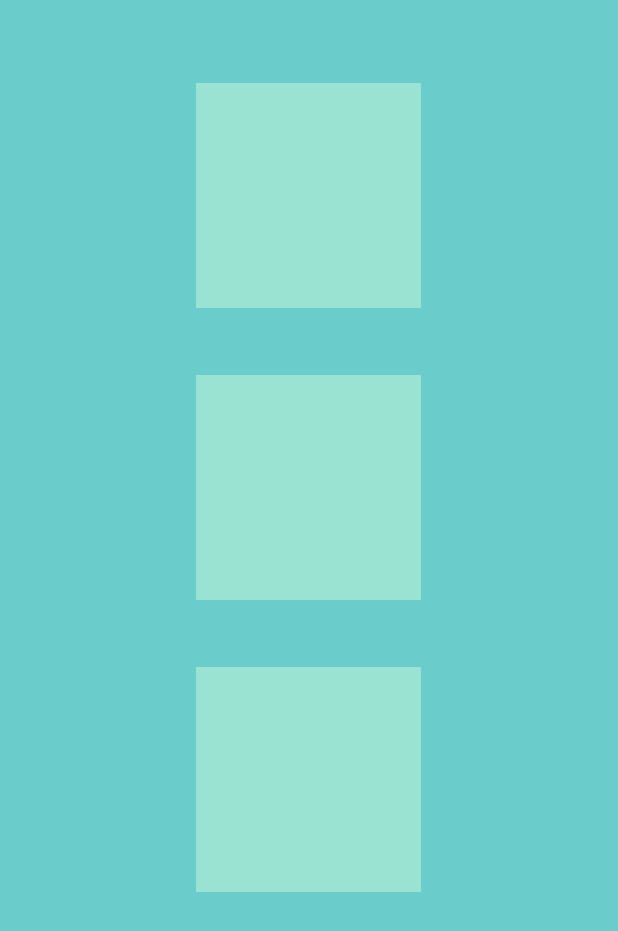
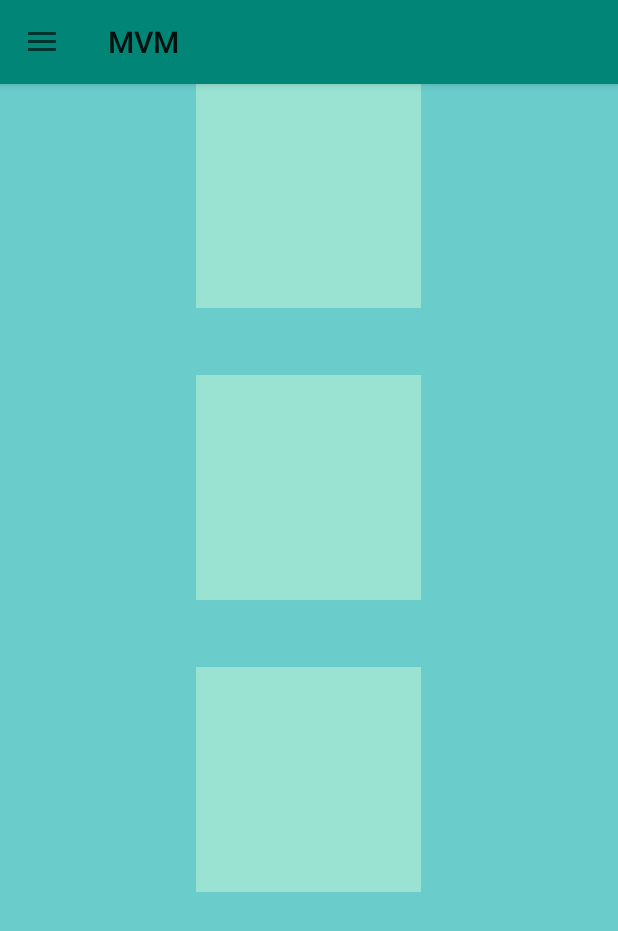
Before and after one commit to Vekisa/MVM-Android, an Android app: the Forum screen opened directly, with no data from a screen before it, on a phone screen of 412 x 824 dp. Shown: the top 931 px of the screen. Run offline under Robolectric (Android 15) with nearby library versions, the light colour scheme and no system bars; our stand-ins replace navigation-ui; 2 statements that could not run were skipped.

Commit message:
Navigation forum

```diff
--- a/app/src/main/java/com/example/mvm/Forum.java
+++ b/app/src/main/java/com/example/mvm/Forum.java
@@ -2,14 +2,18 @@ package com.example.mvm;
 
 import androidx.appcompat.app.AppCompatActivity;
 
+import android.annotation.SuppressLint;
 import android.app.LauncherActivity;
+import android.content.Context;
 import android.os.Bundle;
+import android.view.LayoutInflater;
+import android.view.View;
 import android.widget.GridView;
 
 import java.util.ArrayList;
 import java.util.Date;
 
-public class Forum extends AppCompatActivity {
+public class Forum extends NavigationActivity {
 
     GridView gridview;
     ArrayList<Discussion> discussions = new ArrayList();
@@ -17,7 +21,15 @@ public class Forum extends AppCompatActivity {
     @Override
     protected void onCreate(Bundle savedInstanceState) {
         super.onCreate(savedInstanceState);
-        setContentView(R.layout.activity_forum);
+
+        LayoutInflater inflater = (LayoutInflater) this.getSystemService(Context.LAYOUT_INFLATER_SERVICE);
+        //inflate your activity layout here!
+        @SuppressLint("InflateParams")
+        View contentView = inflater.inflate(R.layout.activity_forum, null, false);
+        drawer.addView(contentView, 0);
+        navigationView.setCheckedItem(R.id.nav_forum);
+
+        //setContentView(R.layout.activity_forum);
 
         gridview = (GridView) findViewById(R.id.gridview);
 
--- a/app/src/main/java/com/example/mvm/NavigationActivity.java
+++ b/app/src/main/java/com/example/mvm/NavigationActivity.java
@@ -87,6 +87,10 @@ public class NavigationActivity extends AppCompatActivity implements NavigationV
                 Intent i = new Intent(getApplicationContext(), CategoryActivity.class);
                 startActivity(i);
                 break;
+            case R.id.nav_forum:
+                Intent forum = new Intent(getApplicationContext(), Forum.class);
+                startActivity(forum);
+                break;
             case R.id.nav_suggestion_place:
                 Intent place = new Intent(getApplicationContext(), PurchasePlaceSuggesting.class);
                 startActivity(place);
--- /dev/null
+++ b/app/src/main/res/drawable/ic_forum_black_24dp.xml
@@ -0,0 +1,9 @@
+<vector xmlns:android="http://schemas.android.com/apk/res/android"
+        android:width="24dp"
+        android:height="24dp"
+        android:viewportWidth="24.0"
+        android:viewportHeight="24.0">
+    <path
+        android:fillColor="#FF000000"
+        android:pathData="M21,6h-2v9L6,15v2c0,0.55 0.45,1 1,1h11l4,4L22,7c0,-0.55 -0.45,-1 -1,-1zM17,12L17,3c0,-0.55 -0.45,-1 -1,-1L3,2c-0.55,0 -1,0.45 -1,1v14l4,-4h10c0.55,0 1,-0.45 1,-1z"/>
+</vector>
--- a/app/src/main/res/menu/activity_main_drawer.xml
+++ b/app/src/main/res/menu/activity_main_drawer.xml
@@ -9,6 +9,11 @@
             android:id="@+id/nav_profile"
             android:icon="@drawable/ic_account_circle_black_24dp"
             android:title="@string/menu_profile" />
+
+        <item
+            android:id="@+id/nav_forum"
+            android:icon="@drawable/ic_forum_black_24dp"
+            android:title="@string/menu_forum" />
 
         <item
             android:id="@+id/nav_discussion"
--- a/app/src/main/res/values/strings.xml
+++ b/app/src/main/res/values/strings.xml
@@ -16,6 +16,7 @@
 
     <string name="menu_profile">Moj profil</string>
     <string name="menu_discussion">Moje diskusije</string>
+    <string name="menu_forum">Forum</string>
     <string name="menu_category">Kategorije</string>
     <string name="menu_predicted_price">Prediktovane cene</string>
     <string name="menu_suggestion_production">Sugestija proizvodnje</string>
```
